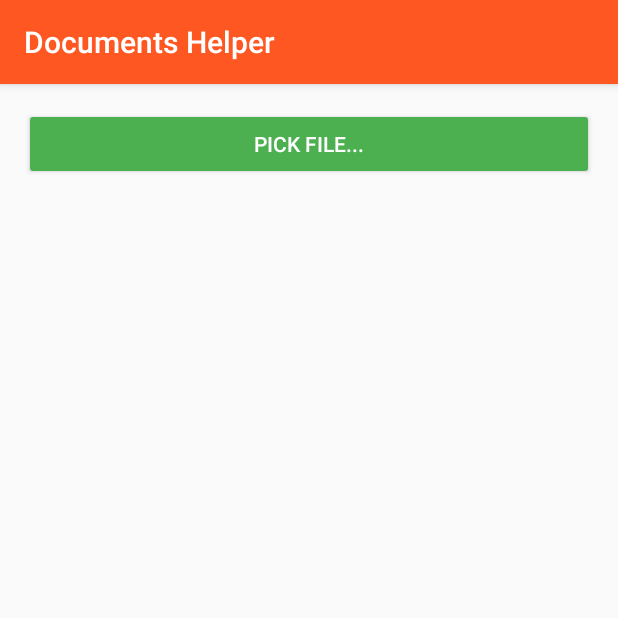
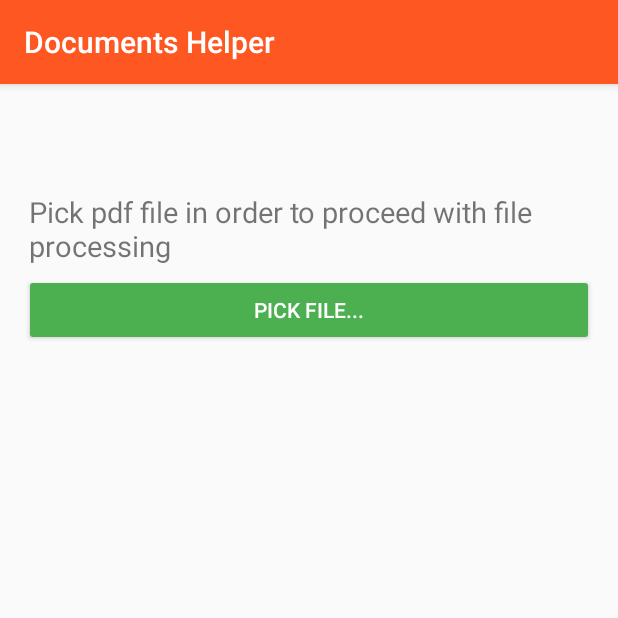
Before and after one commit to fabienf/HackZurichSamsung, an Android app: the screen it shows after launch (MainActivity), on a phone screen of 412 x 824 dp, the top half of it. Run offline under Robolectric (Android 15) with nearby library versions, the phone set to English and light mode, and no system bars; libraries missing offline, so code that uses them is left out: rx.android.schedulers, rx.functions, rx.schedulers.

Commit message:
Add logging to the network

```diff
--- a/Android/DocumentsHelper/app/build.gradle
+++ b/Android/DocumentsHelper/app/build.gradle
@@ -35,6 +35,7 @@ dependencies {
     compile 'com.squareup.retrofit2:retrofit:2.0.2'
     compile 'com.squareup.retrofit2:converter-gson:2.0.2'
     compile 'com.squareup.retrofit2:adapter-rxjava:2.0.2'
+    compile 'com.squareup.okhttp3:logging-interceptor:3.2.0'
 
     compile 'io.reactivex:rxandroid:1.2.1'
     compile 'io.reactivex:rxjava:1.1.6'
--- a/Android/DocumentsHelper/app/src/main/java/com/hackzurich/documentshelper/network/ServiceApi.java
+++ b/Android/DocumentsHelper/app/src/main/java/com/hackzurich/documentshelper/network/ServiceApi.java
@@ -22,7 +22,7 @@ public interface ServiceApi {
     @POST("/upload")
     Observable<Document> upload(@Part MultipartBody.Part file);
 
-    @POST("/generate")
+    @POST("/range")
     @Streaming
     Observable<ResponseBody> generate(@Body GenerateRequest request);
 
--- a/Android/DocumentsHelper/app/src/main/java/com/hackzurich/documentshelper/network/ServiceClient.java
+++ b/Android/DocumentsHelper/app/src/main/java/com/hackzurich/documentshelper/network/ServiceClient.java
@@ -3,6 +3,7 @@ package com.hackzurich.documentshelper.network;
 import java.util.concurrent.TimeUnit;
 
 import okhttp3.OkHttpClient;
+import okhttp3.logging.HttpLoggingInterceptor;
 import retrofit2.Retrofit;
 import retrofit2.adapter.rxjava.RxJavaCallAdapterFactory;
 import retrofit2.converter.gson.GsonConverterFactory;
@@ -20,10 +21,14 @@ public class ServiceClient {
 
     private ServiceClient() {
 
+        HttpLoggingInterceptor interceptor = new HttpLoggingInterceptor();
+        interceptor.setLevel(HttpLoggingInterceptor.Level.BODY);
+
         OkHttpClient okHttpClient = new OkHttpClient().newBuilder()
                 .connectTimeout(60, TimeUnit.SECONDS)
                 .readTimeout(2, TimeUnit.MINUTES)
                 .writeTimeout(2, TimeUnit.MINUTES)
+                .addInterceptor(interceptor)
                 .build();
 
         Retrofit retrofit = new Retrofit.Builder()
--- a/Android/DocumentsHelper/app/src/main/res/layout/activity_main.xml
+++ b/Android/DocumentsHelper/app/src/main/res/layout/activity_main.xml
@@ -1,15 +1,34 @@
 <?xml version="1.0" encoding="utf-8"?>
-<RelativeLayout
+<LinearLayout
     xmlns:android="http://schemas.android.com/apk/res/android"
     xmlns:tools="http://schemas.android.com/tools"
     android:layout_width="match_parent"
     android:layout_height="match_parent"
+    android:orientation="vertical"
     android:paddingBottom="@dimen/activity_vertical_margin"
     android:paddingLeft="@dimen/activity_horizontal_margin"
     android:paddingRight="@dimen/activity_horizontal_margin"
     android:paddingTop="@dimen/activity_vertical_margin"
     tools:context=".activity.MainActivity">
 
+    <LinearLayout
+        android:layout_width="match_parent"
+        android:layout_height="match_parent"
+        android:layout_gravity="center"
+        android:orientation="vertical"
+        android:paddingTop="50dp"
+        >
+
+        <TextView
+            android:layout_width="match_parent"
+            android:layout_height="wrap_content"
+            android:paddingBottom="6dp"
+            android:paddingLeft="3dp"
+            android:paddingRight="3dp"
+            android:paddingTop="6dp"
+            android:text="@string/pick_file_hint"
+            android:textSize="19sp"
+            />
 
         <Button
             android:id="@+id/pickFileBtn"
@@ -19,4 +38,5 @@
             android:text="@string/go_to_print"
             />
 
-</RelativeLayout>
+    </LinearLayout>
+</LinearLayout>
--- a/Android/DocumentsHelper/app/src/main/res/values/strings.xml
+++ b/Android/DocumentsHelper/app/src/main/res/values/strings.xml
@@ -32,4 +32,5 @@
     <string name="documents_activity_print">Print</string>
     <string name="generate_file_loading">Generate file...</string>
     <string name="file_download_failed">File download failed:</string>
+    <string name="pick_file_hint">Pick pdf file in order to proceed with file processing</string>
 </resources>
```
Lines whose indentation alone changed are shown as unchanged.
